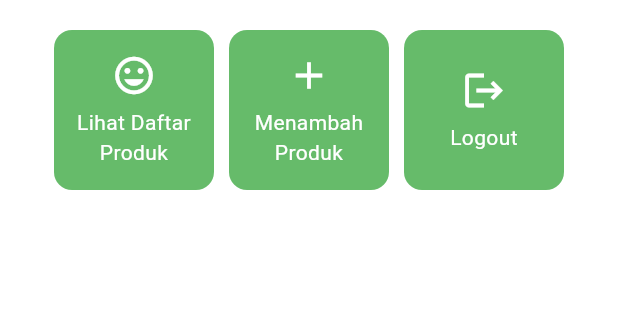
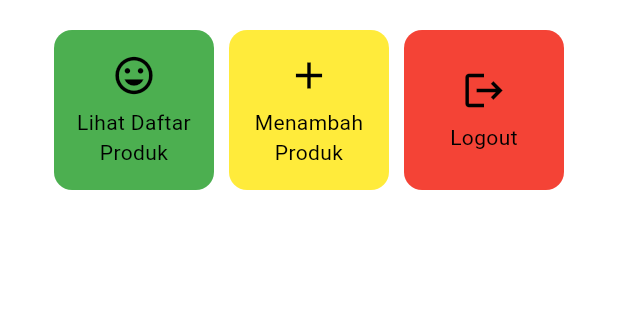
Before and after one commit to BramantyaWidiprasetya/forza-shop-mobile, a Flutter app: the screen it shows after launch, on a phone screen of 412 x 824 dp, the part 387-707 px from its top. Run offline on Flutter 3.47's test engine with Material 3 defaults, Android fonts, the phone set to English and light mode, and no system bars.

Commit message:
finishing forza shop

```diff
--- a/lib/menu.dart
+++ b/lib/menu.dart
@@ -1,7 +1,4 @@
 import 'package:flutter/material.dart';
-
-
-
 
 class MyHomePage extends StatelessWidget {
   final String npm = '2306245604'; // NPM
@@ -16,11 +13,8 @@ class MyHomePage extends StatelessWidget {
 
   @override
   Widget build(BuildContext context) {
-    // Scaffold menyediakan struktur dasar halaman dengan AppBar dan body.
     return Scaffold(
-      // AppBar adalah bagian atas halaman yang menampilkan judul.
       appBar: AppBar(
-        // Judul aplikasi "Mental Health Tracker" dengan teks putih dan tebal.
         title: const Text(
           'Forza Shop',
           style: TextStyle(
@@ -28,17 +22,13 @@ class MyHomePage extends StatelessWidget {
             fontWeight: FontWeight.bold,
           ),
         ),
-        // Warna latar belakang AppBar diambil dari skema warna tema aplikasi.
         backgroundColor: Theme.of(context).colorScheme.primary,
       ),
-      // Body halaman dengan padding di sekelilingnya.
       body: Padding(
         padding: const EdgeInsets.all(16.0),
-        // Menyusun widget secara vertikal dalam sebuah kolom.
         child: Column(
           crossAxisAlignment: CrossAxisAlignment.center,
           children: [
-            // Row untuk menampilkan 3 InfoCard secara horizontal.
             Row(
               mainAxisAlignment: MainAxisAlignment.spaceEvenly,
               children: [
@@ -47,17 +37,10 @@ class MyHomePage extends StatelessWidget {
                 InfoCard(title: 'Class', content: className),
               ],
             ),
-
-            // Memberikan jarak vertikal 16 unit.
             const SizedBox(height: 16.0),
-
-            // Menempatkan widget berikutnya di tengah halaman.
             Center(
               child: Column(
-                // Menyusun teks dan grid item secara vertikal.
-
                 children: [
-                  // Menampilkan teks sambutan dengan gaya tebal dan ukuran 18.
                   const Padding(
                     padding: EdgeInsets.only(top: 16.0),
                     child: Text(
@@ -68,18 +51,13 @@ class MyHomePage extends StatelessWidget {
                       ),
                     ),
                   ),
-
-                  // Grid untuk menampilkan ItemCard dalam bentuk grid 3 kolom.
                   GridView.count(
                     primary: true,
                     padding: const EdgeInsets.all(20),
                     crossAxisSpacing: 10,
                     mainAxisSpacing: 10,
                     crossAxisCount: 3,
-                    // Agar grid menyesuaikan tinggi kontennya.
                     shrinkWrap: true,
-
-                    // Menampilkan ItemCard untuk setiap item dalam list items.
                     children: items.map((ItemHomepage item) {
                       return ItemCard(item);
                     }).toList(),
@@ -94,25 +72,19 @@ class MyHomePage extends StatelessWidget {
   }
 }
 
-
 class InfoCard extends StatelessWidget {
-  // Kartu informasi yang menampilkan title dan content.
-
-  final String title;  // Judul kartu.
-  final String content;  // Isi kartu.
+  final String title;
+  final String content;
 
   const InfoCard({super.key, required this.title, required this.content});
 
   @override
   Widget build(BuildContext context) {
     return Card(
-      // Membuat kotak kartu dengan bayangan dibawahnya.
       elevation: 2.0,
       child: Container(
-        // Mengatur ukuran dan jarak di dalam kartu.
-        width: MediaQuery.of(context).size.width / 3.5, // menyesuaikan dengan lebar device yang digunakan.
+        width: MediaQuery.of(context).size.width / 3.5,
         padding: const EdgeInsets.all(16.0),
-        // Menyusun title dan content secara vertikal.
         child: Column(
           children: [
             Text(
@@ -136,48 +108,55 @@ class InfoCard extends StatelessWidget {
 }
 
 class ItemCard extends StatelessWidget {
-  // Menampilkan kartu dengan ikon dan nama.
-
   final ItemHomepage item;
 
   const ItemCard(this.item, {super.key});
 
   @override
   Widget build(BuildContext context) {
+    Color backgroundColor;
+
+    switch (item.name) {
+      case "Lihat Daftar Produk":
+        backgroundColor = Colors.green;
+        break;
+      case "Menambah Produk":
+        backgroundColor = Colors.yellow;
+        break;
+      case "Logout":
+        backgroundColor = Colors.red;
+        break;
+      default:
+        backgroundColor = Theme.of(context).colorScheme.secondary;
+    }
+
     return Material(
-      // Menentukan warna latar belakang dari tema aplikasi.
-      color: Theme.of(context).colorScheme.secondary,
-      // Membuat sudut kartu melengkung.
+      color: backgroundColor,
       borderRadius: BorderRadius.circular(12),
-
       child: InkWell(
-        // Aksi ketika kartu ditekan.
         onTap: () {
-          // Menampilkan pesan SnackBar saat kartu ditekan.
           ScaffoldMessenger.of(context)
             ..hideCurrentSnackBar()
             ..showSnackBar(
               SnackBar(content: Text("Kamu telah menekan tombol ${item.name}!"))
             );
         },
-        // Container untuk menyimpan Icon dan Text
         child: Container(
           padding: const EdgeInsets.all(8),
           child: Center(
             child: Column(
-              // Menyusun ikon dan teks di tengah kartu.
               mainAxisAlignment: MainAxisAlignment.center,
               children: [
                 Icon(
                   item.icon,
-                  color: Colors.white,
+                  color: Colors.black,
                   size: 30.0,
                 ),
                 const Padding(padding: EdgeInsets.all(3)),
                 Text(
                   item.name,
                   textAlign: TextAlign.center,
-                  style: const TextStyle(color: Colors.white),
+                  style: const TextStyle(color: Colors.black),
                 ),
               ],
             ),
@@ -186,5 +165,4 @@ class InfoCard extends StatelessWidget {
       ),
     );
   }
-
 }
```
Lines whose indentation alone changed are shown as unchanged.
